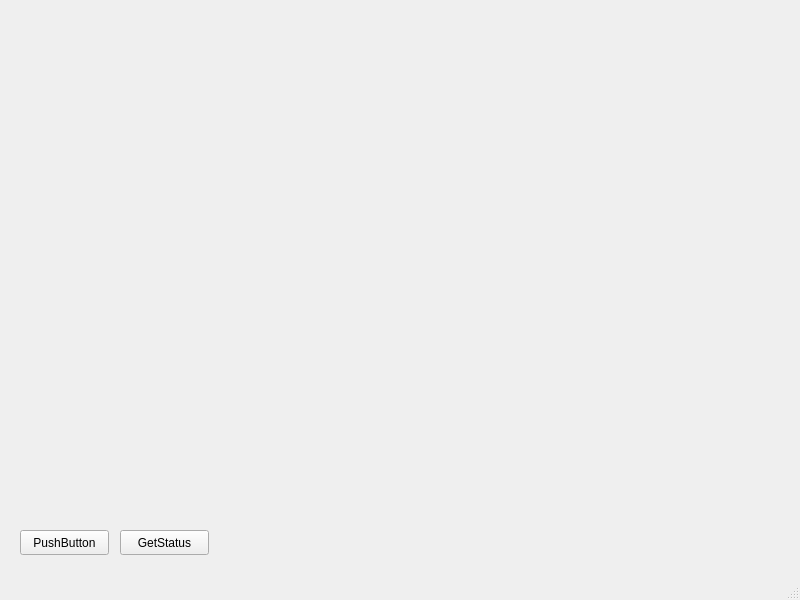
This is DroneControl/mainwindow.ui in andrewdanylyak/qt_test as Qt 5 draws it before an edit. The edited form follows.
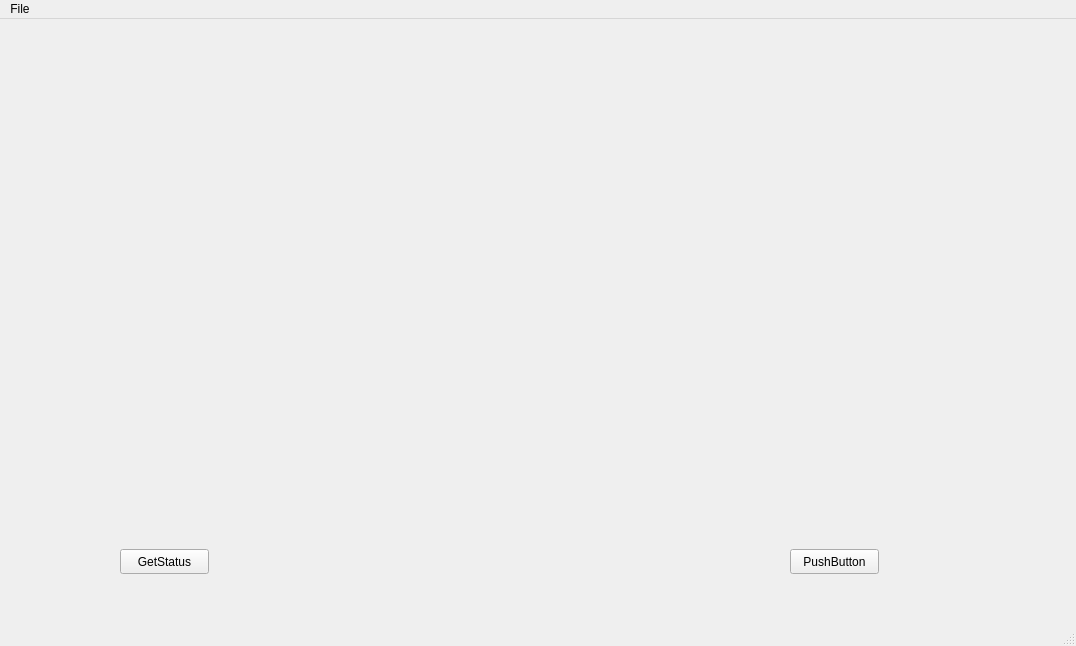
This is the edited form.

The edit to the form file:
```diff
--- a/DroneControl/mainwindow.ui
+++ b/DroneControl/mainwindow.ui
@@ -6,8 +6,8 @@
    <rect>
     <x>0</x>
     <y>0</y>
-    <width>800</width>
-    <height>600</height>
+    <width>1076</width>
+    <height>646</height>
    </rect>
   </property>
   <property name="windowTitle">
@@ -17,7 +17,7 @@
    <widget class="QPushButton" name="mSettingsButton">
     <property name="geometry">
      <rect>
-      <x>20</x>
+      <x>790</x>
       <y>530</y>
       <width>89</width>
       <height>25</height>
@@ -40,16 +40,34 @@
      <string>GetStatus</string>
     </property>
    </widget>
+   <widget class="QWidget" name="gridLayoutWidget">
+    <property name="geometry">
+     <rect>
+      <x>9</x>
+      <y>9</y>
+      <width>721</width>
+      <height>511</height>
+     </rect>
+    </property>
+    <layout class="QGridLayout" name="gridLayout"/>
+   </widget>
   </widget>
   <widget class="QMenuBar" name="menubar">
    <property name="geometry">
     <rect>
      <x>0</x>
      <y>0</y>
-     <width>800</width>
+     <width>1076</width>
      <height>22</height>
     </rect>
    </property>
+   <widget class="QMenu" name="menuFile">
+    <property name="title">
+     <string>File</string>
+    </property>
+    <addaction name="actionClose"/>
+   </widget>
+   <addaction name="menuFile"/>
   </widget>
   <widget class="QStatusBar" name="statusbar"/>
  </widget>
```
Left out of the diff: 5 changed lines with no effect on the pictures.
